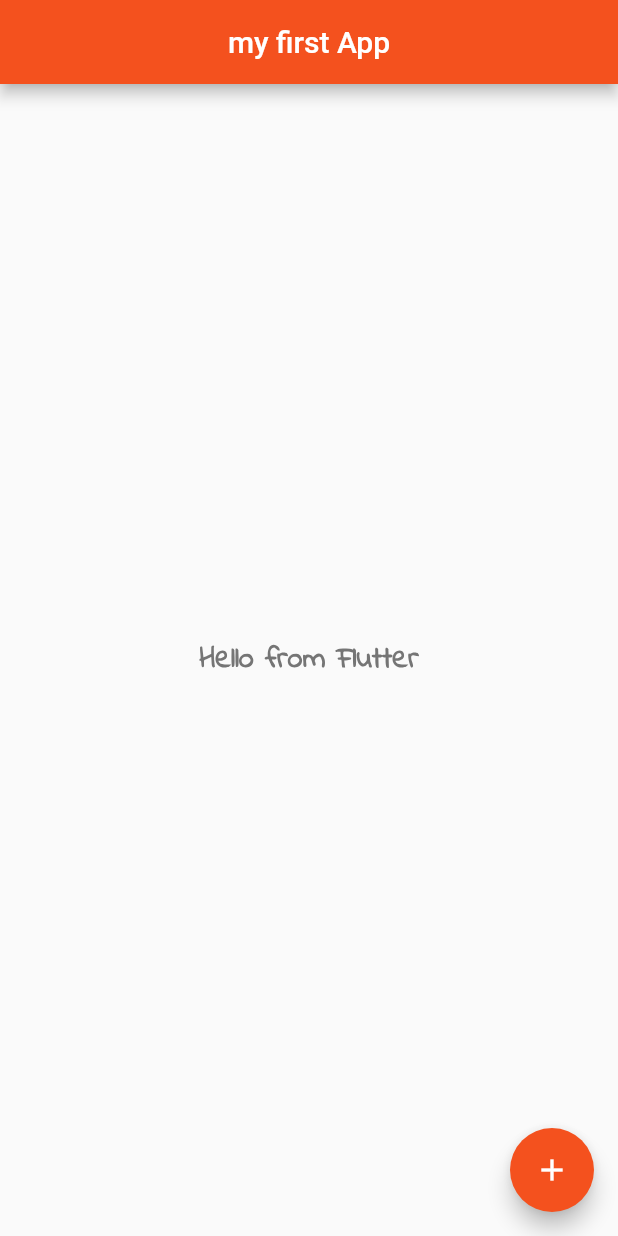
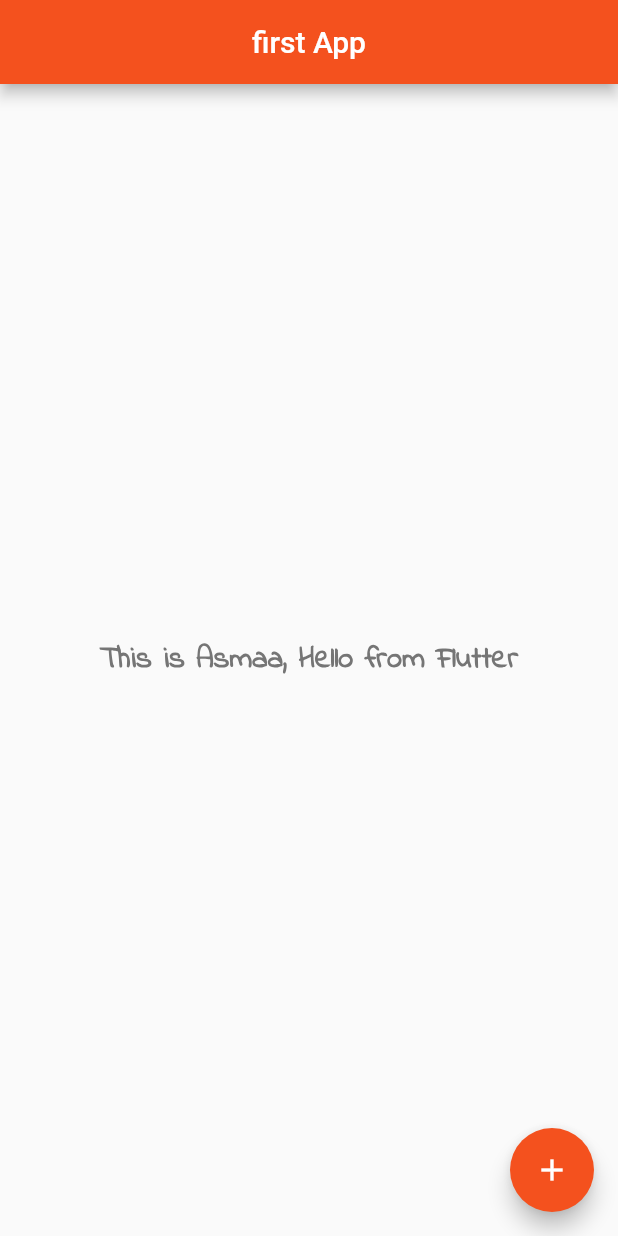
Before and after one commit to Asmaathabet/Quotes, a Flutter app: the screen it shows after launch, on a phone screen of 412 x 824 dp. Run offline on Flutter 3.47's test engine with Material 2 defaults, Android fonts, the phone set to English and light mode, and no system bars.

```diff
--- a/lib/main.dart
+++ b/lib/main.dart
@@ -1,16 +1,22 @@
 import 'package:flutter/material.dart';
-
+// property: widget
 void main() => runApp(MaterialApp (
-  // property: widget
- home: Scaffold(
+ home: Home(),
+));
+// use shortcut stless
+class Home extends StatelessWidget {
+  // Hot Reload Action - build
+  @override
+  Widget build(BuildContext context) {
+    return Scaffold(
     appBar: AppBar(
-     title: Text('my first App'),
+    title: Text('first App'),
     centerTitle: true,
     backgroundColor: Colors.deepOrange[600],  // press ctrl + Q
     ),
     body: Center(
     child: Text(
-     'Hello from Flutter',
+    'This is Asmaa, Hello from Flutter',
     style : TextStyle(
     fontSize: 20.0,
     fontWeight: FontWeight.bold,
@@ -26,5 +32,6 @@ void main() => runApp(MaterialApp (
 onPressed: () {},
 backgroundColor: Colors.deepOrange[600],
 ),
- ),
-));
+);
+  }
+}
```
Lines whose indentation alone changed are shown as unchanged.
